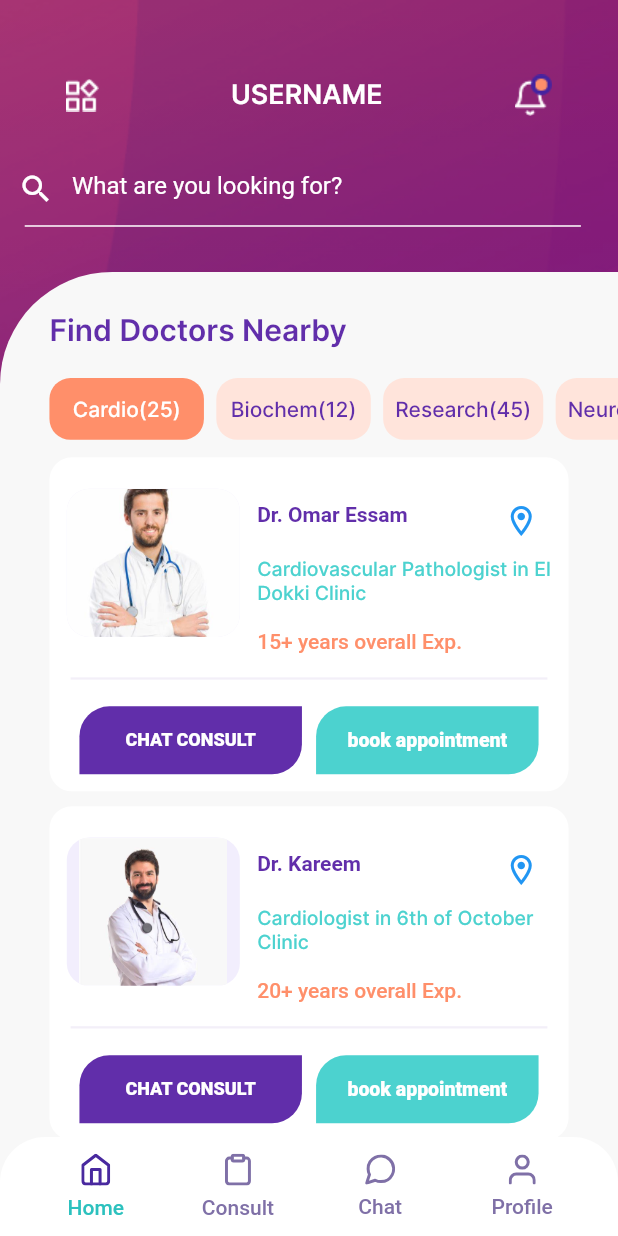
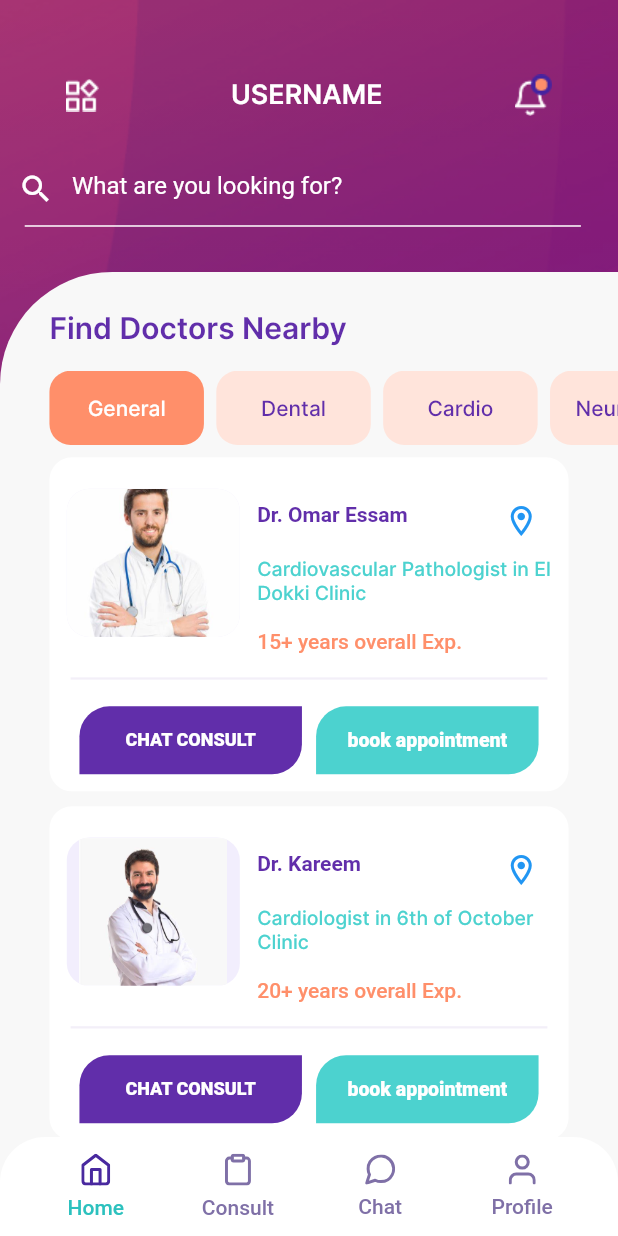
Before and after one commit to ahmednabilmahran/new-medica, a Flutter app: the patient_find screen opened directly, on a phone screen of 412 x 824 dp. Run offline on Flutter 3.47's test engine with Material 2 defaults, Android fonts, the phone set to English and light mode, and no system bars; our stand-ins replace carousel_slider, cloud_firestore, country_code_picker, equatable, firebase_auth, firebase_core and 11 more; missing offline and left inert: dart:ffi, flutter_facebook_auth; accounts and stored records are empty.

Commit message:
update on find near

```diff
--- a/lib/main.dart
+++ b/lib/main.dart
@@ -6,6 +6,8 @@ import 'package:flutter/material.dart';
 import 'package:flutter/services.dart';
 import 'package:flutter_native_splash/flutter_native_splash.dart';
 import 'package:google_sign_in/google_sign_in.dart';
+import 'package:medica/patient/doctor_profile.dart';
+import 'package:medica/patient/find_doctor_near.dart';
 import 'package:medica/patient/patient_getstarted.dart';
 import 'package:provider/provider.dart';
 import 'package:shared_preferences/shared_preferences.dart';
@@ -15,6 +17,8 @@ import 'package:medica/providers/chat_provider.dart';
 import 'package:medica/providers/home_provider.dart';
 import 'package:medica/providers/profile_provider.dart';
 import 'package:get/get.dart';
+
+import 'screens/splash_page.dart';
 
 void main() async {
   WidgetsFlutterBinding.ensureInitialized();
@@ -63,7 +67,7 @@ class MyApp extends StatelessWidget {
       ],
       child: GetMaterialApp(
         debugShowCheckedModeBanner: false,
-        home: patient_getstarted(),
+        home: DoctorProfile(),
       ),
     );
   }
--- a/lib/patient/find_doctor_near.dart
+++ b/lib/patient/find_doctor_near.dart
@@ -73,76 +73,76 @@ class _patient_findState extends State<patient_find> {
       false,
       false,
     ];
-    List doctorCat = [
-      docCat(
-        catName: 'Cardio',
-        numOfDoctors: 25,
-        onPressed: () {
-          setState(() {
-            for (var i = 0; i < doctorCatbool.length; i++) {
-              if (i == 0) {
-                doctorCatbool[i] = true;
-              } else {
-                doctorCatbool[i] = false;
-              }
-            }
-          });
-        },
-        isActiv: doctorCatbool[0],
-      ),
-      docCat(
-        catName: 'Biochem',
-        numOfDoctors: 12,
-        onPressed: () {
-          setState(() {
-            for (var i = 0; i < doctorCatbool.length; i++) {
-              if (i == 1) {
-                doctorCatbool[i] = true;
-              } else {
-                doctorCatbool[i] = false;
-              }
-            }
-          });
-        },
-        isActiv: doctorCatbool[1],
-        // isActiv: true,
-      ),
-      docCat(
-        catName: 'Research',
-        numOfDoctors: 45,
-        onPressed: () {},
-        isActiv: doctorCatbool[2],
-        // isActiv: true,
-      ),
-      docCat(
-        catName: 'Neurology',
-        numOfDoctors: 25,
-        onPressed: () {},
-        isActiv: doctorCatbool[3],
-        // isActiv: true,
-      ),
-      docCat(
-        catName: 'General',
-        numOfDoctors: 25,
-        onPressed: () {},
-        isActiv: doctorCatbool[4],
-        // isActiv: true,
-      ),
-      docCat(
-        catName: 'General',
-        numOfDoctors: 25,
-        onPressed: () {},
-        isActiv: doctorCatbool[5],
-        // isActiv: true,
-      ),
-      docCat(
-        catName: 'General',
-        numOfDoctors: 25,
-        onPressed: () {},
-        isActiv: doctorCatbool[6],
-        // isActiv: true,
-      ),
-    ];
+    // List doctorCat = [
+    //   docCat(
+    //     catName: 'Cardio',
+    //     numOfDoctors: 25,
+    //     onPressed: () {
+    //       setState(() {
+    //         for (var i = 0; i < doctorCatbool.length; i++) {
+    //           if (i == 0) {
+    //             doctorCatbool[i] = true;
+    //           } else {
+    //             doctorCatbool[i] = false;
+    //           }
+    //         }
+    //       });
+    //     },
+    //     isActiv: doctorCatbool[0],
+    //   ),
+    //   docCat(
+    //     catName: 'Biochem',
+    //     numOfDoctors: 12,
+    //     onPressed: () {
+    //       setState(() {
+    //         for (var i = 0; i < doctorCatbool.length; i++) {
+    //           if (i == 1) {
+    //             doctorCatbool[i] = true;
+    //           } else {
+    //             doctorCatbool[i] = false;
+    //           }
+    //         }
+    //       });
+    //     },
+    //     isActiv: doctorCatbool[1],
+    //     // isActiv: true,
+    //   ),
+    //   docCat(
+    //     catName: 'Research',
+    //     numOfDoctors: 45,
+    //     onPressed: () {},
+    //     isActiv: doctorCatbool[2],
+    //     // isActiv: true,
+    //   ),
+    //   docCat(
+    //     catName: 'Neurology',
+    //     numOfDoctors: 25,
+    //     onPressed: () {},
+    //     isActiv: doctorCatbool[3],
+    //     // isActiv: true,
+    //   ),
+    //   docCat(
+    //     catName: 'General',
+    //     numOfDoctors: 25,
+    //     onPressed: () {},
+    //     isActiv: doctorCatbool[4],
+    //     // isActiv: true,
+    //   ),
+    //   docCat(
+    //     catName: 'General',
+    //     numOfDoctors: 25,
+    //     onPressed: () {},
+    //     isActiv: doctorCatbool[5],
+    //     // isActiv: true,
+    //   ),
+    //   docCat(
+    //     catName: 'General',
+    //     numOfDoctors: 25,
+    //     onPressed: () {},
+    //     isActiv: doctorCatbool[6],
+    //     // isActiv: true,
+    //   ),
+    // ];
     setState(() {});
     final Size size = MediaQuery.of(context).size;
     return WillPopScope(
@@ -259,23 +259,7 @@ class _patient_findState extends State<patient_find> {
                         top: size.height * 0.02,
                       ),
                       // margin: EdgeInsets.only(right: size.width * 0.02),
-                      child: SingleChildScrollView(
-                        scrollDirection: Axis.horizontal,
-                        // reverse: true,
-                        child: Row(
-                          // mainAxisAlignment: MainAxisAlignment.start,
-
-                          children: [
-                            doctorCat[0],
-                            doctorCat[1],
-                            doctorCat[2],
-                            doctorCat[3],
-                            doctorCat[4],
-                            doctorCat[5],
-                            doctorCat[6],
-                          ],
-                        ),
-                      ),
+                      child: docCat(),
                     ),
                     SizedBox(
                       height: size.height * 0.01,
--- a/lib/view/widgets/find_doc_cat.dart
+++ b/lib/view/widgets/find_doc_cat.dart
@@ -4,27 +4,34 @@ import 'constance.dart';
 import 'custom_text.dart';
 
 class docCat extends StatefulWidget {
-  String catName;
-  int numOfDoctors;
-  bool isActiv;
-  Function onPressed;
-  docCat({
-    Key? key,
-    required this.catName,
-    required this.numOfDoctors,
-    this.isActiv = false,
-    required this.onPressed,
-  }) : super(key: key);
+  // String catName;
+  // int numOfDoctors;
+  // bool isActiv;
+  // Function onPressed;
+  // docCat({
+  //   Key? key,
+  //   required this.catName,
+  //   required this.numOfDoctors,
+  //   this.isActiv = false,
+  //   required this.onPressed,
+  // }) : super(key: key);
 
-  set setIsActive(bool isActiv) {
-    this.isActiv = isActiv;
-  }
+  // set setIsActive(bool isActiv) {
+  //   this.isActiv = isActiv;
+  // }
 
   @override
   State<docCat> createState() => _docCatState();
 }
 
 class _docCatState extends State<docCat> {
+  int selectedIndex = 0;
+  final List<String> categories = [
+    "General",
+    "Dental",
+    "Cardio",
+    "Neurology",
+  ];
   @override
   Widget build(BuildContext context) {
     final Size size = MediaQuery.of(context).size;
@@ -34,44 +41,57 @@ class _docCatState extends State<docCat> {
     Color unSelectedColor = primaryColor;
     Color? color;
     Color? bgColor;
-    setState(() {
-      if (widget.isActiv) {
-        color = selectedColor;
-        bgColor = selectedbgColor;
-      } else {
-        color = unSelectedColor;
-        bgColor = unSelectedbgColor;
-      }
-    });
+    // setState(() {
+    //   if (widget.isActiv) {
+    //     color = selectedColor;
+    //     bgColor = selectedbgColor;
+    //   } else {
+    //     color = unSelectedColor;
+    //     bgColor = unSelectedbgColor;
+    //   }
+    // });
 
     return Container(
+        // margin: EdgeInsets.only(right: size.width * 0.02),
+        height: size.height * 0.06,
+        child: ListView.builder(
+          scrollDirection: Axis.horizontal,
+          itemCount: categories.length,
+          itemBuilder: (BuildContext context, int index) {
+            return Container(
               margin: EdgeInsets.only(right: size.width * 0.02),
-      child: Row(
-        children: [
-          TextButton(
+              child: TextButton(
                   style: TextButton.styleFrom(
                     shape: RoundedRectangleBorder(
                         borderRadius: BorderRadius.all(Radius.circular(14))),
-                backgroundColor: bgColor,
-                minimumSize: Size(size.width * 0.25, size.height * 0.05),
+                    backgroundColor: index == selectedIndex
+                        ? selectedbgColor
+                        : unSelectedbgColor,
+                    minimumSize: Size(size.width * 0.25, size.height * 0.045),
                     // maximumSize:
                     //     Size(size.width * 0.25, size.height * 0.05),
                   ),
                   onPressed: () {
-                widget.onPressed();
+                    setState(() {
+                      selectedIndex = index;
+                    });
                   },
                   child: Row(
                     mainAxisAlignment: MainAxisAlignment.center,
                     children: [
                       CustomText(
-                    text: '${widget.catName}(${widget.numOfDoctors})',
-                    textStyle: TextStyle(color: color, fontFamily: 'inter'),
+                        text: categories[index],
+                        textStyle: TextStyle(
+                            color: index == selectedIndex
+                                ? selectedColor
+                                : unSelectedColor,
+                            fontFamily: 'inter'),
                       )
                     ],
-              ))
-        ],
-      ),
+                  )),
             );
+          },
+        ));
     // setState(() {});
   }
 }
```
Also changed, not shown: lib/patient/doctor_profile.dart (added, +295 -0 lines). Lines whose indentation alone changed are shown as unchanged.
